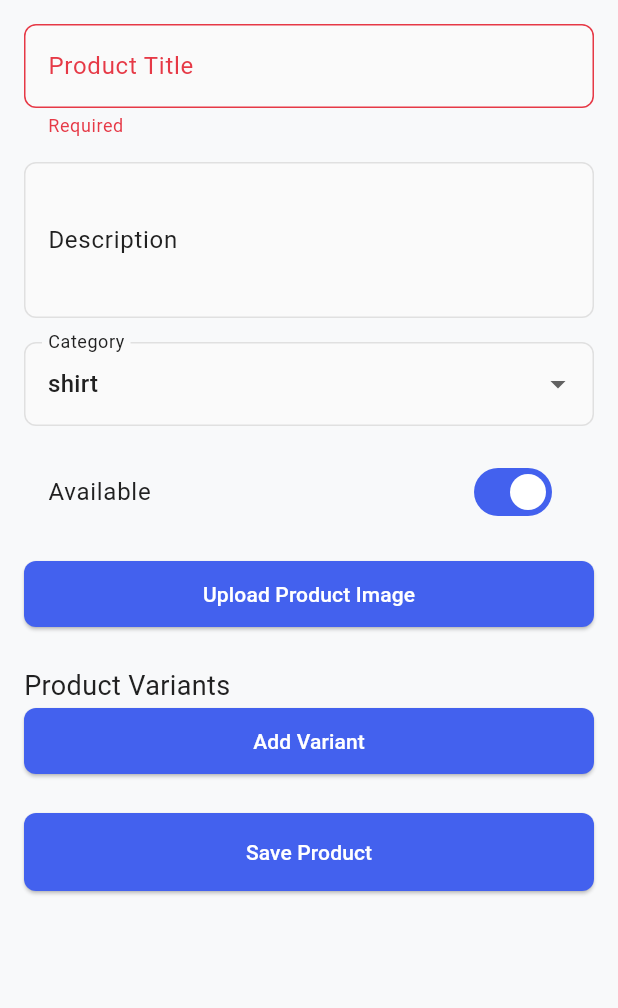
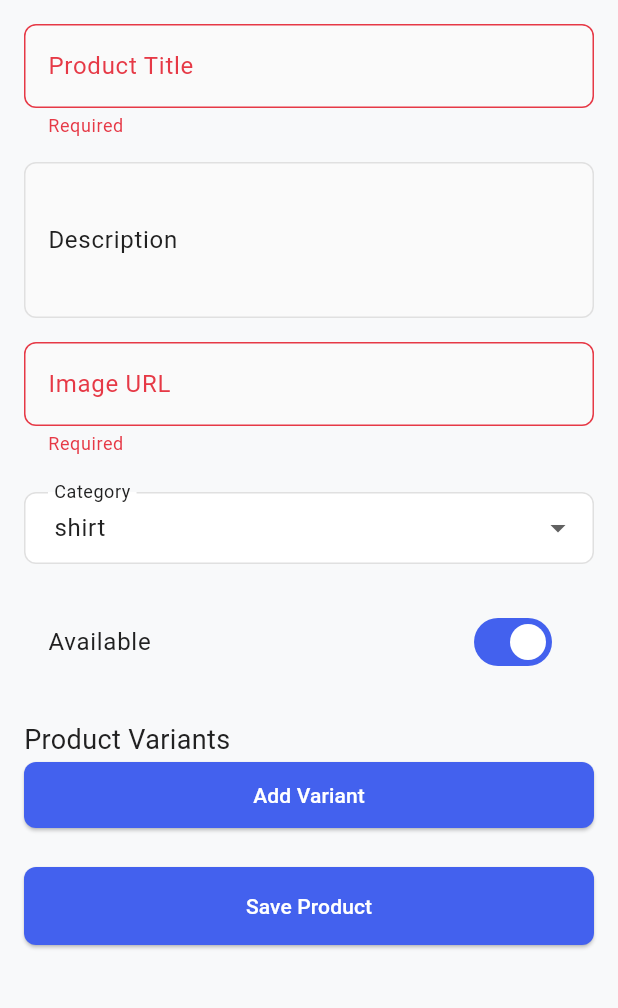
Before and after one commit to AAShayon/firebase_admin, a Flutter app: the AddProductPage screen opened by its route, after a tap on "Save Product", on a phone screen of 412 x 824 dp, the part 84-1092 px from its top. Run offline on Flutter 3.47's test engine with Material 3 defaults, Android fonts, the phone set to English and light mode, and no system bars; our stand-ins replace cached_network_image, cloud_firestore, dartz, dio, firebase_auth, firebase_core and 8 more; missing offline and left inert: animated_splash_plus; accounts and stored records are empty.

Commit message:
feat: Refactor AddProductPage and introduce reusable form widgets
This commit significantly refactors the `AddProductPage` for better structure, reusability, and maintainability.

Key changes:

- **Introduced `ProductForm` widget:**
    - Encapsulates the core product form fields (title, description, image link, category dropdown, availability switch, variant list, add variant button).
    - Takes necessary controllers, state variables, and callbacks as parameters.
- **Introduced `AddVariantDialog` widget:**
    - Handles the dialog for adding new product variants.
    - Includes fields for size (now a dropdown), price, quantity, and color.
    - Uses a `GlobalKey<FormState>` for validation.
- **Introduced `VariantItem` widget:**
    - Displays individual product variants in a `Card` with details and a delete button.
- **Introduced `ImagePickerWidget` (unused for now):**
    - A basic widget for picking images, intended for future use.
- **Introduced `CustomDropdown` widget:**
    - A reusable, styled `DropdownButtonFormField` for consistent dropdown appearance.
- **Updated `AddProductPage`:**
    - Now uses `ProductForm` and `AddVariantDialog`.
    - Removed local image picking logic (now uses image link).
    - Improved form submission logic:
        - Gets `Navigator` and `ScaffoldMessenger` references before async operations to avoid `mounted` checks.
        - Validates form and variants synchronously first.
        - Shows appropriate success or error snackbars.
    - Simplified layout and state management.
    - Replaced `Image.file` with image link input.
    - Removed `_AddVariantDialog` which is now a separate widget.

```diff
--- /dev/null
+++ b/lib/app/config/widgets/custom_drop_down.dart
@@ -0,0 +1,58 @@
+import 'package:flutter/material.dart';
+
+class CustomDropdown<T> extends StatelessWidget {
+  final T value;
+  final List<DropdownMenuItem<T>> items;
+  final ValueChanged<T?>? onChanged;
+  final String labelText;
+  final EdgeInsetsGeometry? padding;
+  final Color? dropdownColor;
+  final int? elevation;
+  final TextStyle? style;
+  final Widget? icon;
+  final Color? iconEnabledColor;
+  final bool isExpanded;
+
+  const CustomDropdown({
+    super.key,
+    required this.value,
+    required this.items,
+    required this.onChanged,
+    required this.labelText,
+    this.padding,
+    this.dropdownColor,
+    this.elevation,
+    this.style,
+    this.icon,
+    this.iconEnabledColor,
+    this.isExpanded = false,
+  });
+
+  @override
+  Widget build(BuildContext context) {
+    return Padding(
+      padding: padding ?? const EdgeInsets.symmetric(vertical: 8.0),
+      child: DropdownButtonFormField<T>(
+        value: value,
+        decoration: InputDecoration(
+          labelText: labelText,
+          border: OutlineInputBorder(
+            borderRadius: BorderRadius.circular(8.0),
+          ),
+          contentPadding: const EdgeInsets.symmetric(
+              horizontal: 16.0, vertical: 12.0),
+          filled: true,
+          fillColor: Theme.of(context).colorScheme.surfaceVariant,
+        ),
+        dropdownColor: dropdownColor ?? Theme.of(context).colorScheme.surface,
+        elevation: elevation ?? 8,
+        style: style ?? Theme.of(context).textTheme.bodyLarge,
+        icon: icon ?? const Icon(Icons.arrow_drop_down),
+        iconEnabledColor: iconEnabledColor,
+        isExpanded: isExpanded,
+        items: items,
+        onChanged: onChanged,
+      ),
+    );
+  }
+}
--- a/lib/app/features/products/presentation/pages/add_product_page.dart
+++ b/lib/app/features/products/presentation/pages/add_product_page.dart
@@ -1,28 +1,26 @@
-import 'dart:io';
-
 import 'package:flutter/material.dart';
 import 'package:flutter_riverpod/flutter_riverpod.dart';
 import 'package:go_router/go_router.dart';
-import 'package:image_picker/image_picker.dart';
+import 'package:firebase_admin/app/features/products/domain/entities/product_entity.dart';
+import 'package:firebase_admin/app/features/products/presentation/providers/product_notifier_provider.dart';
+import 'package:firebase_admin/app/features/products/presentation/widgets/product_form.dart';
+import 'package:firebase_admin/app/features/products/presentation/widgets/add_variant_dialog.dart';
 
 import '../../data/model/product_model.dart';
-import '../../domain/entities/product_entity.dart';
-
-import '../providers/product_notifier_provider.dart';
 
 class AddProductPage extends ConsumerStatefulWidget {
   const AddProductPage({super.key});
 
   @override
-  ConsumerState<AddProductPage> createState() => _AddProductPageState();
+  ConsumerState<AddProductPage> createState() => _AddProductScreenState();
 }
 
-class _AddProductPageState extends ConsumerState<AddProductPage> {
+class _AddProductScreenState extends ConsumerState<AddProductPage> {
   final _formKey = GlobalKey<FormState>();
   final _titleController = TextEditingController();
   final _descriptionController = TextEditingController();
+  final _imageLinkController = TextEditingController();
   final List<ProductVariantEntity> _variants = [];
-  File? _image;
   ProductCategory _selectedCategory = ProductCategory.shirt;
   bool _availability = true;
 
@@ -30,52 +28,54 @@ class _AddProductPageState extends ConsumerState<AddProductPage> {
   void dispose() {
     _titleController.dispose();
     _descriptionController.dispose();
+    _imageLinkController.dispose();
     super.dispose();
   }
 
-  Future<void> _pickImage() async {
-    final pickedFile = await ImagePicker().pickImage(source: ImageSource.gallery);
-    if (pickedFile != null) {
-      setState(() {
-        _image = File(pickedFile.path);
-      });
-    }
+  Future<void> _submitForm() async {
+    // 1. Get navigation references BEFORE async operations
+    final navigator = Navigator.of(context);
+    final messenger = ScaffoldMessenger.of(context);
+
+    // 2. Validate synchronously first
+    if (!_formKey.currentState!.validate()) return;
+    if (_variants.isEmpty) {
+      messenger.showSnackBar(
+        const SnackBar(content: Text('Please add at least one variant')),
+      );
+      return;
     }
 
-  void _addVariant() {
-    showDialog(
-      context: context,
-      builder: (context) => _AddVariantDialog(
-        onAdd: (size, price, quantity, color) {
-          setState(() {
-            _variants.add(ProductVariantEntity(
-              size: size,
-              price: price,
-              quantity: quantity,
-              color: color,
-            ));
-          });
-        },
-      ),
-    );
-  }
-
-  Future<void> _submitForm() async {
-    if (_formKey.currentState!.validate() && _variants.isNotEmpty) {
+    // 3. Create product
     final product = ProductEntity(
       id: DateTime.now().millisecondsSinceEpoch.toString(),
       title: _titleController.text,
       description: _descriptionController.text,
       variants: _variants,
       availability: _availability,
-        imageUrl: _image != null ? _image!.path : null,
-        imageLink: null,
+      imageUrl: null,
+      imageLink: _imageLinkController.text,
       category: _selectedCategory,
       createdAt: DateTime.now(),
     );
 
+    try {
+      // 4. Perform async operation
       await ref.read(productNotifierProvider.notifier).addProduct(product);
-      if (mounted) context.pop();
+
+      // 5. Handle success - no mounted check needed because:
+      //    - We're using local Navigator reference
+      //    - We'll handle errors properly
+      messenger.showSnackBar(
+        const SnackBar(content: Text('Product added successfully')),
+      );
+      navigator.pop();
+
+    } catch (e) {
+      // 6. Handle errors safely
+      messenger.showSnackBar(
+        SnackBar(content: Text('Error: ${e.toString()}')),
+      );
     }
   }
 
@@ -88,72 +88,41 @@ class _AddProductPageState extends ConsumerState<AddProductPage> {
       body: SafeArea(
         child: SingleChildScrollView(
           padding: const EdgeInsets.all(16.0),
-          child: Form(
-            key: _formKey,
           child: Column(
-              crossAxisAlignment: CrossAxisAlignment.stretch,
             children: [
-                TextFormField(
-                  controller: _titleController,
-                  decoration: const InputDecoration(labelText: 'Product Title'),
-                  validator: (value) => value?.isEmpty ?? true ? 'Required' : null,
+              ProductForm(
+                formKey: _formKey,
+                titleController: _titleController,
+                descriptionController: _descriptionController,
+                imageLinkController: _imageLinkController,
+                variants: _variants,
+                selectedCategory: _selectedCategory,
+                availability: _availability,
+                onCategoryChanged: (category) => setState(() => _selectedCategory = category),
+                onAvailabilityChanged: (value) => setState(() => _availability = value),
+                onAddVariant: () => showDialog(
+                  context: context,
+                  builder: (context) => AddVariantDialog(
+                    onAdd: (size, price, quantity, color) {
+                      setState(() {
+                        _variants.add(ProductVariantEntity(
+                          size: size,
+                          price: price,
+                          quantity: quantity,
+                          color: color,
+                        ));
+                      });
+                    },
                   ),
-                const SizedBox(height: 16),
-                TextFormField(
-                  controller: _descriptionController,
-                  decoration: const InputDecoration(labelText: 'Description'),
-                  maxLines: 3,
                 ),
-                const SizedBox(height: 16),
-                DropdownButtonFormField<ProductCategory>(
-                  value: _selectedCategory,
-                  decoration: const InputDecoration(labelText: 'Category'),
-                  items: ProductCategory.values.map((category) {
-                    return DropdownMenuItem(
-                      value: category,
-                      child: Text(category.toString().split('.').last),
-                    );
-                  }).toList(),
-                  onChanged: (value) => setState(() => _selectedCategory = value!),
-                ),
-                const SizedBox(height: 16),
-                SwitchListTile(
-                  title: const Text('Available'),
-                  value: _availability,
-                  onChanged: (value) => setState(() => _availability = value),
-                ),
-                const SizedBox(height: 16),
-                ElevatedButton(
-                  onPressed: _pickImage,
-                  child: const Text('Upload Product Image'),
-                ),
-                if (_image != null) ...[
-                  const SizedBox(height: 16),
-                  Image.file(_image!, height: 150, fit: BoxFit.cover),
-                ],
-                const SizedBox(height: 24),
-                const Text('Product Variants', style: TextStyle(fontSize: 18)),
-                ..._variants.map((variant) => ListTile(
-                  title: Text('Size: ${variant.size}'),
-                  subtitle: Text(
-                    'Color: ${variant.color.toString().split('.').last}\n'
-                        'Price: \$${variant.price.toStringAsFixed(2)}\n'
-                        'Quantity: ${variant.quantity}',
-                  ),
-                  trailing: IconButton(
-                    icon: const Icon(Icons.delete),
-                    onPressed: () => setState(() => _variants.remove(variant)),
-                  ),
-                )).toList(),
-                ElevatedButton(
-                  onPressed: _addVariant,
-                  child: const Text('Add Variant'),
+                onRemoveVariant: (variant) => setState(() => _variants.remove(variant)),
               ),
               const SizedBox(height: 24),
               ElevatedButton(
                 onPressed: _submitForm,
                 style: ElevatedButton.styleFrom(
                   padding: const EdgeInsets.symmetric(vertical: 16),
+                  minimumSize: const Size(double.infinity, 50),
                 ),
                 child: const Text('Save Product'),
               ),
@@ -161,95 +130,6 @@ class _AddProductPageState extends ConsumerState<AddProductPage> {
           ),
         ),
       ),
-      ),
     );
   }
 }
-
-class _AddVariantDialog extends StatefulWidget {
-  final Function(String size, double price, int quantity, ProductColor color) onAdd;
-
-  const _AddVariantDialog({required this.onAdd});
-
-  @override
-  State<_AddVariantDialog> createState() => __AddVariantDialogState();
-}
-
-class __AddVariantDialogState extends State<_AddVariantDialog> {
-  final _sizeController = TextEditingController();
-  final _priceController = TextEditingController();
-  final _quantityController = TextEditingController();
-  ProductColor _selectedColor = ProductColor.red;
-
-  @override
-  void dispose() {
-    _sizeController.dispose();
-    _priceController.dispose();
-    _quantityController.dispose();
-    super.dispose();
-  }
-
-  @override
-  Widget build(BuildContext context) {
-    return AlertDialog(
-      title: const Text('Add Variant'),
-      content: SingleChildScrollView(
-        child: Column(
-          mainAxisSize: MainAxisSize.min,
-          children: [
-            TextFormField(
-              controller: _sizeController,
-              decoration: const InputDecoration(labelText: 'Size (e.g., S, M, L)'),
-              validator: (value) => value?.isEmpty ?? true ? 'Required' : null,
-            ),
-            TextFormField(
-              controller: _priceController,
-              decoration: const InputDecoration(labelText: 'Price'),
-              keyboardType: TextInputType.number,
-              validator: (value) => value?.isEmpty ?? true ? 'Required' : null,
-            ),
-            TextFormField(
-              controller: _quantityController,
-              decoration: const InputDecoration(labelText: 'Quantity'),
-              keyboardType: TextInputType.number,
-              validator: (value) => value?.isEmpty ?? true ? 'Required' : null,
-            ),
-            DropdownButtonFormField<ProductColor>(
-              value: _selectedColor,
-              decoration: const InputDecoration(labelText: 'Color'),
-              items: ProductColor.values.map((color) {
-                return DropdownMenuItem(
-                  value: color,
-                  child: Text(color.toString().split('.').last),
-                );
-              }).toList(),
-              onChanged: (value) => setState(() => _selectedColor = value!),
-            ),
-          ],
-        ),
-      ),
-      actions: [
-        TextButton(
-          onPressed: () => Navigator.pop(context),
-          child: const Text('Cancel'),
-        ),
-        ElevatedButton(
-          onPressed: () {
-            if (_sizeController.text.isNotEmpty &&
-                _priceController.text.isNotEmpty &&
-                _quantityController.text.isNotEmpty) {
-              widget.onAdd(
-                _sizeController.text,
-                double.parse(_priceController.text),
-                int.parse(_quantityController.text),
-                _selectedColor,
-              );
-              Navigator.pop(context);
-            }
-          },
-          child: const Text('Add'),
-        ),
-      ],
-    );
-  }
-}
--- /dev/null
+++ b/lib/app/features/products/presentation/widgets/product_form.dart
@@ -0,0 +1,94 @@
+import 'package:flutter/material.dart';
+import 'package:flutter_riverpod/flutter_riverpod.dart';
+import 'package:firebase_admin/app/features/products/domain/entities/product_entity.dart';
+
+import 'package:firebase_admin/app/features/products/presentation/widgets/variant_item.dart';
+
+import '../../../../config/widgets/custom_drop_down.dart';
+import '../../data/model/product_model.dart';
+
+class ProductForm extends ConsumerWidget {
+  final GlobalKey<FormState> formKey;
+  final TextEditingController titleController;
+  final TextEditingController descriptionController;
+  final TextEditingController imageLinkController;
+  final List<ProductVariantEntity> variants;
+  final ProductCategory selectedCategory;
+  final bool availability;
+  final Function(ProductCategory) onCategoryChanged;
+  final Function(bool) onAvailabilityChanged;
+  final VoidCallback onAddVariant;
+  final Function(ProductVariantEntity) onRemoveVariant;
+
+  const ProductForm({
+    super.key,
+    required this.formKey,
+    required this.titleController,
+    required this.descriptionController,
+    required this.imageLinkController,
+    required this.variants,
+    required this.selectedCategory,
+    required this.availability,
+    required this.onCategoryChanged,
+    required this.onAvailabilityChanged,
+    required this.onAddVariant,
+    required this.onRemoveVariant,
+  });
+
+  @override
+  Widget build(BuildContext context, WidgetRef ref) {
+    return Form(
+      key: formKey,
+      child: Column(
+        crossAxisAlignment: CrossAxisAlignment.stretch,
+        children: [
+          TextFormField(
+            controller: titleController,
+            decoration: const InputDecoration(labelText: 'Product Title'),
+            validator: (value) => value?.isEmpty ?? true ? 'Required' : null,
+          ),
+          const SizedBox(height: 16),
+          TextFormField(
+            controller: descriptionController,
+            decoration: const InputDecoration(labelText: 'Description'),
+            maxLines: 3,
+          ),
+          const SizedBox(height: 16),
+          TextFormField(
+            controller: imageLinkController,
+            decoration: const InputDecoration(labelText: 'Image URL'),
+            validator: (value) => value?.isEmpty ?? true ? 'Required' : null,
+          ),
+          const SizedBox(height: 16),
+          CustomDropdown<ProductCategory>(
+            value: selectedCategory,
+            labelText: 'Category',
+            items: ProductCategory.values.map((category) {
+              return DropdownMenuItem(
+                value: category,
+                child: Text(category.toString().split('.').last),
+              );
+            }).toList(),
+            onChanged: (value) => onCategoryChanged(value!),
+          ),
+          const SizedBox(height: 16),
+          SwitchListTile(
+            title: const Text('Available'),
+            value: availability,
+            onChanged: onAvailabilityChanged,
+          ),
+          const SizedBox(height: 24),
+          const Text('Product Variants', style: TextStyle(fontSize: 18)),
+          ...variants.map((variant) => VariantItem(
+            variant: variant,
+            onDelete: () => onRemoveVariant(variant),
+          )).toList(),
+          ElevatedButton(
+            onPressed: onAddVariant,
+            child: const Text('Add Variant'),
+          ),
+        ],
+      ),
+    );
+  }
+}
```
Also changed, not shown: lib/app/features/products/presentation/widgets/add_variant_dialog.dart (added, +102 -0 lines), lib/app/features/products/presentation/widgets/image_picker_widget.dart (added, +40 -0 lines), lib/app/features/products/presentation/widgets/variant_item.dart (added, +32 -0 lines). Lines whose indentation alone changed are shown as unchanged.
